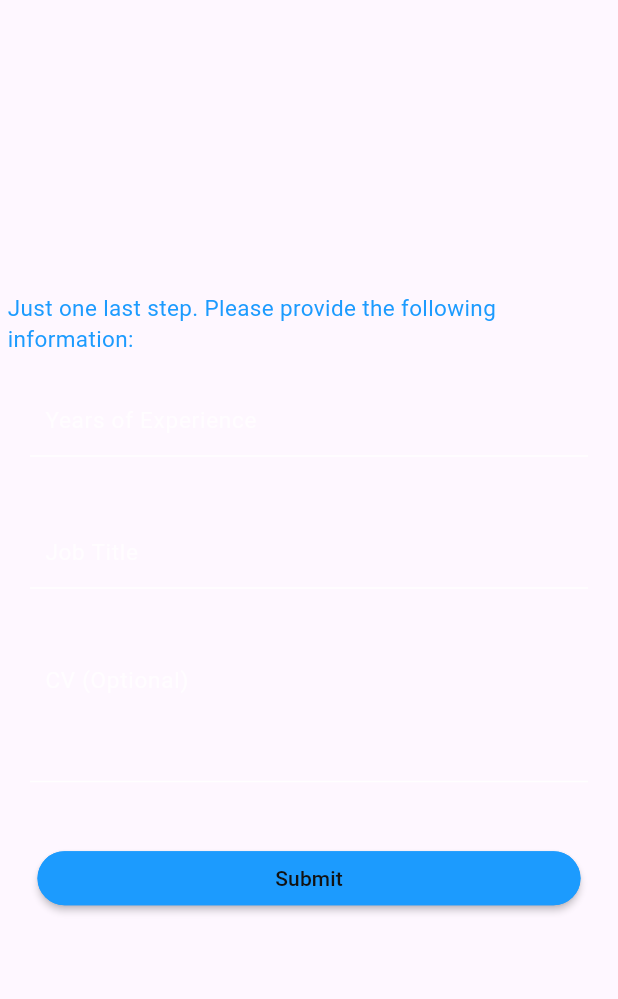
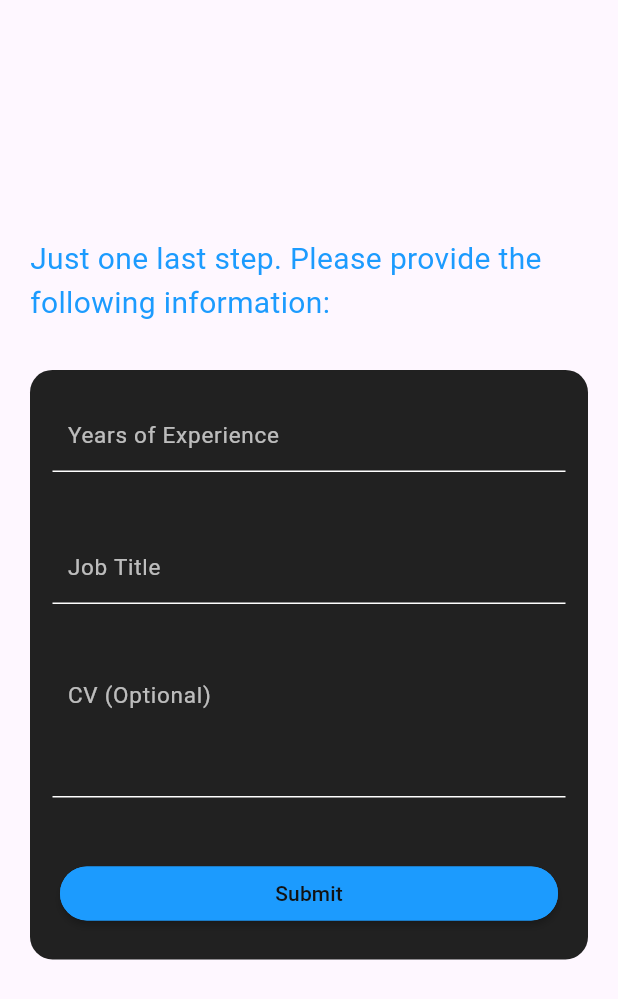
Before and after one commit to AbdalaMohB/workin, a Flutter app: the DetailsScreen widget shown alone on an empty page, opened directly, on a phone screen of 412 x 824 dp. Shown: the top 999 px of the screen. Run offline on Flutter 3.47's test engine with Material 3 defaults, Android fonts, the phone set to English and light mode, and no system bars; our stand-ins replace cloud_firestore, firebase_auth, firebase_core, get, google_fonts; accounts and stored records are empty; generated files the repository leaves out were written again; network calls fail.

Commit message:
backup work

```diff
--- a/lib/models/job_model.dart
+++ b/lib/models/job_model.dart
@@ -7,6 +7,7 @@ class JobModel {
     required this.jobName,
     required this.rate,
     required this.isFullTime,
+    this.jobDesc = "",
   });
 
   JobModel.fromJson(Map<String, dynamic> json) {
--- a/lib/models/owner_model.dart
+++ b/lib/models/owner_model.dart
@@ -2,20 +2,16 @@ import 'package:workin/models/user_model.dart';
 
 class OwnerModel extends UserModel {
   late String companyName;
-  late List<String> candidateIds;
   OwnerModel({
     required this.companyName,
     required super.name,
     super.monthlyRate,
     super.hourlyRate,
     super.isOwner = true,
-  }) {
-    candidateIds = [];
-  }
+  });
 
   OwnerModel.fromJson(Map<String, dynamic> json) : super.fromJson(json) {
     companyName = json['companyName'];
-    candidateIds = json['candidateIds'].cast<String>();
     isOwner = true;
   }
 
@@ -23,7 +19,6 @@ class OwnerModel extends UserModel {
   Map<String, dynamic> toJson() {
     Map<String, dynamic> data = super.toJson();
     data['companyName'] = companyName;
-    data['candidateIds'] = candidateIds;
     return data;
   }
 }
--- a/lib/modules/login/screens/details_screen.dart
+++ b/lib/modules/login/screens/details_screen.dart
@@ -2,8 +2,10 @@ import 'package:flutter/material.dart';
 import 'package:flutter/widgets.dart';
 import 'package:provider/provider.dart';
 import 'package:workin/core/misc/app_validation.dart';
+import 'package:workin/core/services/size_service.dart';
 import 'package:workin/modules/login/providers/login_provider.dart';
 import 'package:workin/shared/components/auto_expanded.dart';
+import 'package:workin/shared/components/custom_spacer.dart';
 import 'package:workin/shared/components/text_field.dart';
 import 'package:workin/shared/resources/app_colors.dart';
 
@@ -38,9 +40,12 @@ class DetailsScreen extends StatelessWidget {
   }
 
   Widget _hint() {
-    return Text(
+    return Padding(
+      padding: EdgeInsets.symmetric(horizontal: 15, vertical: 15),
+      child: Text(
         "Just one last step. Please provide the following information:",
-      style: TextStyle(color: AppColors.primaryFg, fontSize: 15),
+        style: TextStyle(color: AppColors.primaryFg, fontSize: 20),
+      ),
     );
   }
 
@@ -65,18 +70,46 @@ class DetailsScreen extends StatelessWidget {
       builder: (cont, provider, _) {
         return Form(
           key: provider.extraKey,
+          child: SingleChildScrollView(
             child: Padding(
               padding: EdgeInsets.symmetric(vertical: 20, horizontal: 5),
               child: Column(
                 mainAxisAlignment: MainAxisAlignment.center,
                 children:
-                  [_hint()] +
+                    [
+                      customSpacer(
+                        verticalSpace: SizeService.getHeightPercentage(
+                          cont,
+                          percentage: 0.15,
+                        ),
+                      ),
+                      _hint(),
+                    ] +
+                    [
+                      Padding(
+                        padding: EdgeInsets.symmetric(
+                          horizontal: 15,
+                          vertical: 15,
+                        ),
+                        child: Container(
+                          decoration: BoxDecoration(
+                            color: AppColors.secondaryBg,
+                            borderRadius: BorderRadiusGeometry.circular(15),
+                          ),
+
+                          child: Column(
+                            children:
                                 _getFormFields(provider) +
                                 [
                                   _submitButton(() {
                                     provider.registerDev(cont);
                                   }),
                                 ],
+                          ),
+                        ),
+                      ),
+                    ],
+              ),
             ),
           ),
         );
--- a/lib/shared/resources/app_colors.dart
+++ b/lib/shared/resources/app_colors.dart
@@ -3,6 +3,7 @@ import 'package:flutter/material.dart';
 abstract class AppColors {
   static const primaryBg = Color(0xFF121212);
   static const secondaryBg = Color(0xFF212121);
+  static const trietaryBg = Color(0xFF303030);
   static const primaryFg = Color(0xFF1c9bfe);
   static const secondaryFg = Colors.white;
   static const splash = Colors.white30;
```
Also changed, not shown: lib/modules/home/components/custom_navbar.dart (+11 -2 lines), lib/modules/home/components/job_card.dart (added, +85 -0 lines), lib/modules/home/providers/home_provider.dart (added, +27 -0 lines), lib/modules/home/screens/home_screen_base.dart (+29 -4 lines), lib/modules/home/screens/home_screen_job_posts.dart (added, +43 -0 lines), lib/modules/login/components/login_fields.dart (+7 -6 lines), lib/modules/login/providers/login_provider.dart (+0 -14 lines), lib/shared/components/unifinished_message.dart (added, +10 -0 lines), lib/shared/resources/app_text_styles.dart (added, +10 -0 lines). Lines whose indentation alone changed are shown as unchanged.
